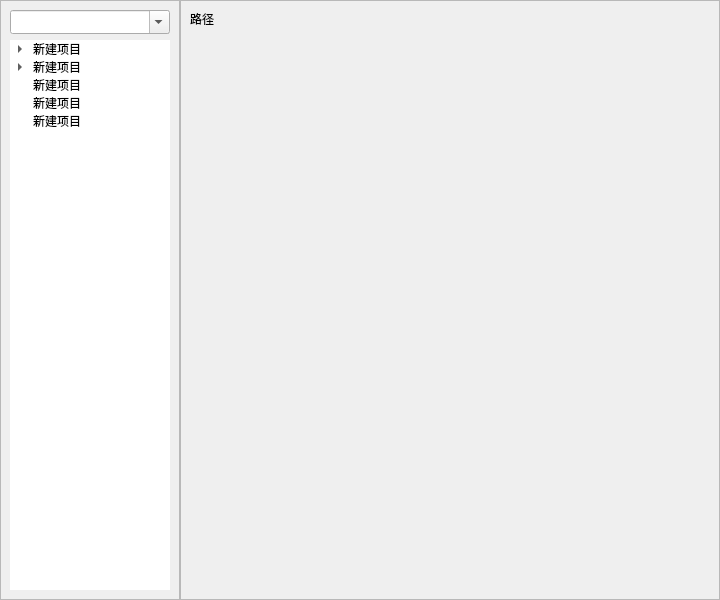
xuerong-xr/Lightning, file main/UI/setting.ui: the form before one commit.
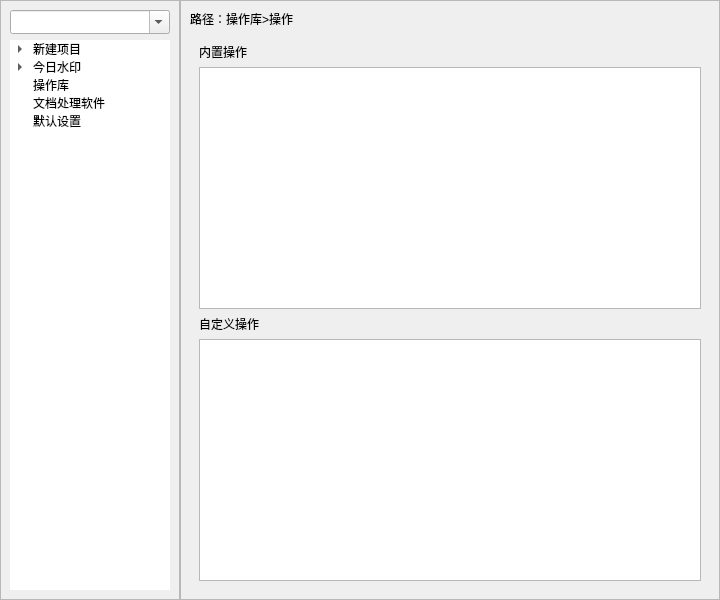
The form after the commit. The open tabs and pages were chosen to show the change. Icons and pictures are not drawn.

Diff of the .ui file:
```diff
--- a/main/UI/setting.ui
+++ b/main/UI/setting.ui
@@ -124,7 +124,7 @@
         </item>
         <item>
          <property name="text">
-          <string>新建项目</string>
+          <string>今日水印</string>
          </property>
          <item>
           <property name="text">
@@ -139,17 +139,17 @@
         </item>
         <item>
          <property name="text">
-          <string>新建项目</string>
+          <string>操作库</string>
          </property>
         </item>
         <item>
          <property name="text">
-          <string>新建项目</string>
+          <string>文档处理软件</string>
          </property>
         </item>
         <item>
          <property name="text">
-          <string>新建项目</string>
+          <string>默认设置</string>
          </property>
         </item>
        </widget>
@@ -169,7 +169,7 @@
       <item>
        <widget class="QLabel" name="label_3">
         <property name="text">
-         <string>路径</string>
+         <string>路径：操作库&gt;操作</string>
         </property>
        </widget>
       </item>
@@ -178,7 +178,30 @@
         <property name="currentIndex">
          <number>2</number>
         </property>
-        <widget class="QWidget" name="stackedWidgetPage1"/>
+        <widget class="QWidget" name="stackedWidgetPage1">
+         <layout class="QVBoxLayout" name="verticalLayout_6">
+          <item>
+           <widget class="QLabel" name="label_4">
+            <property name="text">
+             <string>内置操作</string>
+            </property>
+           </widget>
+          </item>
+          <item>
+           <widget class="QListView" name="listView"/>
+          </item>
+          <item>
+           <widget class="QLabel" name="label_5">
+            <property name="text">
+             <string>自定义操作</string>
+            </property>
+           </widget>
+          </item>
+          <item>
+           <widget class="QListView" name="listView_2"/>
+          </item>
+         </layout>
+        </widget>
         <widget class="QWidget" name="stackedWidgetPage2"/>
         <widget class="QWidget" name="stackedWidgetPage3">
          <layout class="QVBoxLayout" name="verticalLayout_2">
```
